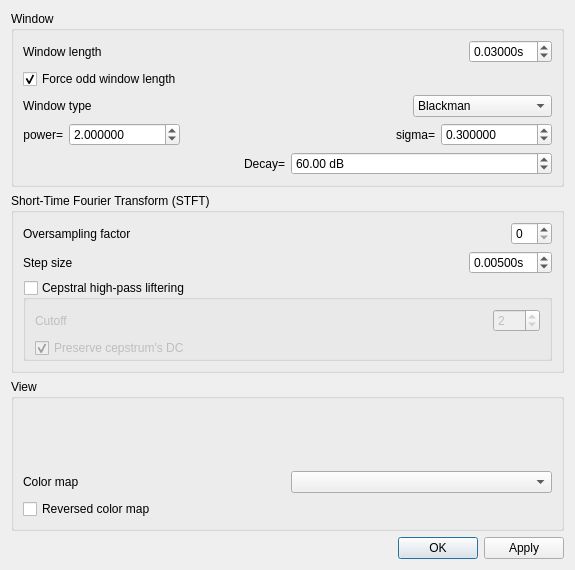
Qt form src/gvspectrogramwdialogsettings.ui (gillesdegottex/dfasma) before a commit.
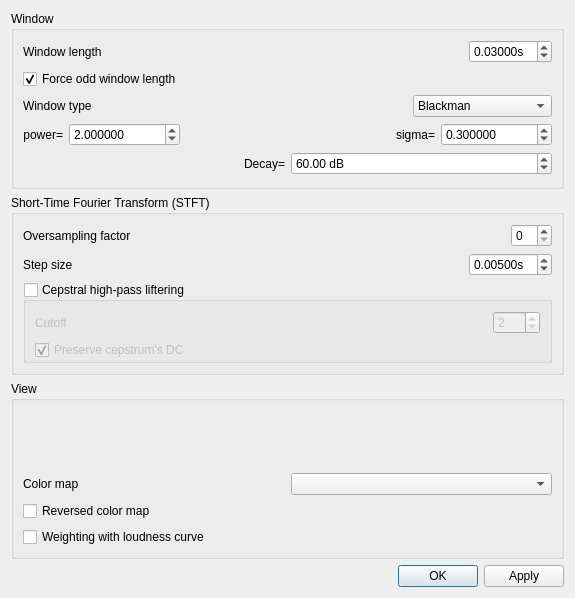
The same form after that commit.

Patch:
```diff
--- a/src/gvspectrogramwdialogsettings.ui
+++ b/src/gvspectrogramwdialogsettings.ui
@@ -7,7 +7,7 @@
     <x>0</x>
     <y>0</y>
     <width>575</width>
-    <height>570</height>
+    <height>598</height>
    </rect>
   </property>
   <property name="windowTitle">
@@ -520,6 +520,19 @@
         </property>
        </widget>
       </item>
+      <item>
+       <widget class="QCheckBox" name="cbSpectrogramLoudnessWeighting">
+        <property name="toolTip">
+         <string>Weight the spectrogram according to the loudness curve</string>
+        </property>
+        <property name="statusTip">
+         <string>Weight the spectrogram according to the loudness curve</string>
+        </property>
+        <property name="text">
+         <string>Weighting with loudness curve</string>
+        </property>
+       </widget>
+      </item>
      </layout>
     </widget>
    </item>
```
